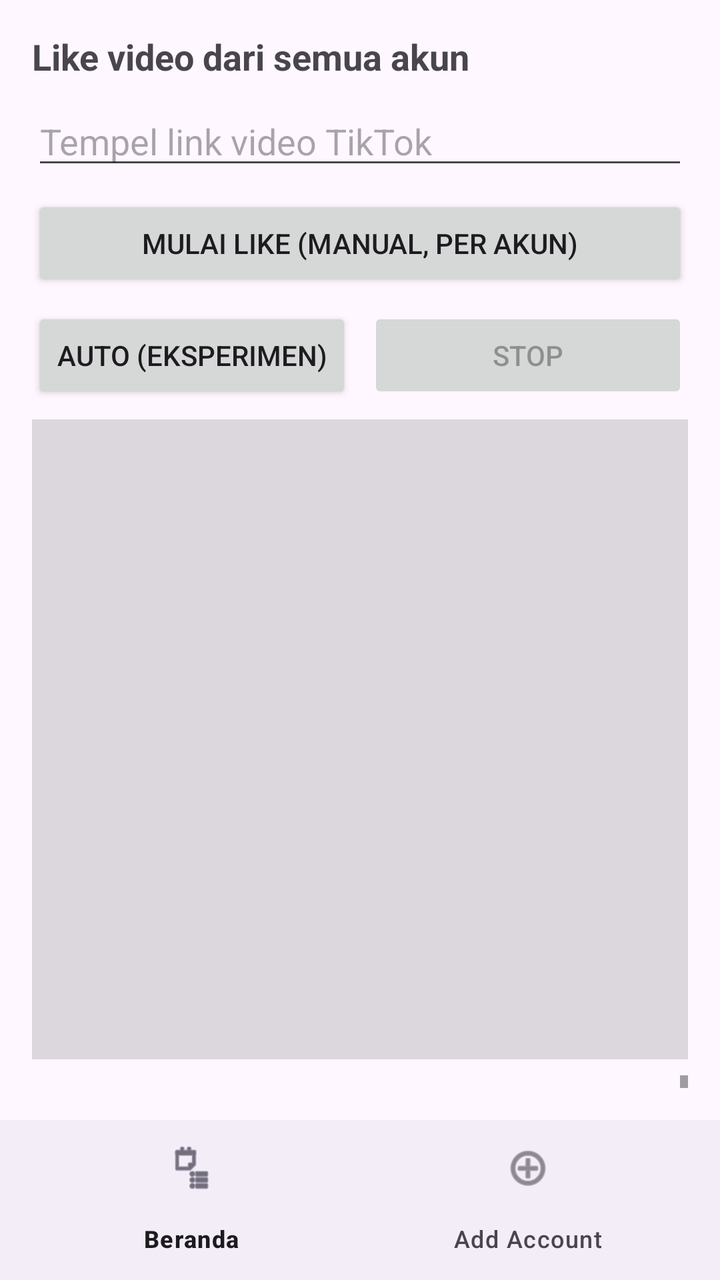
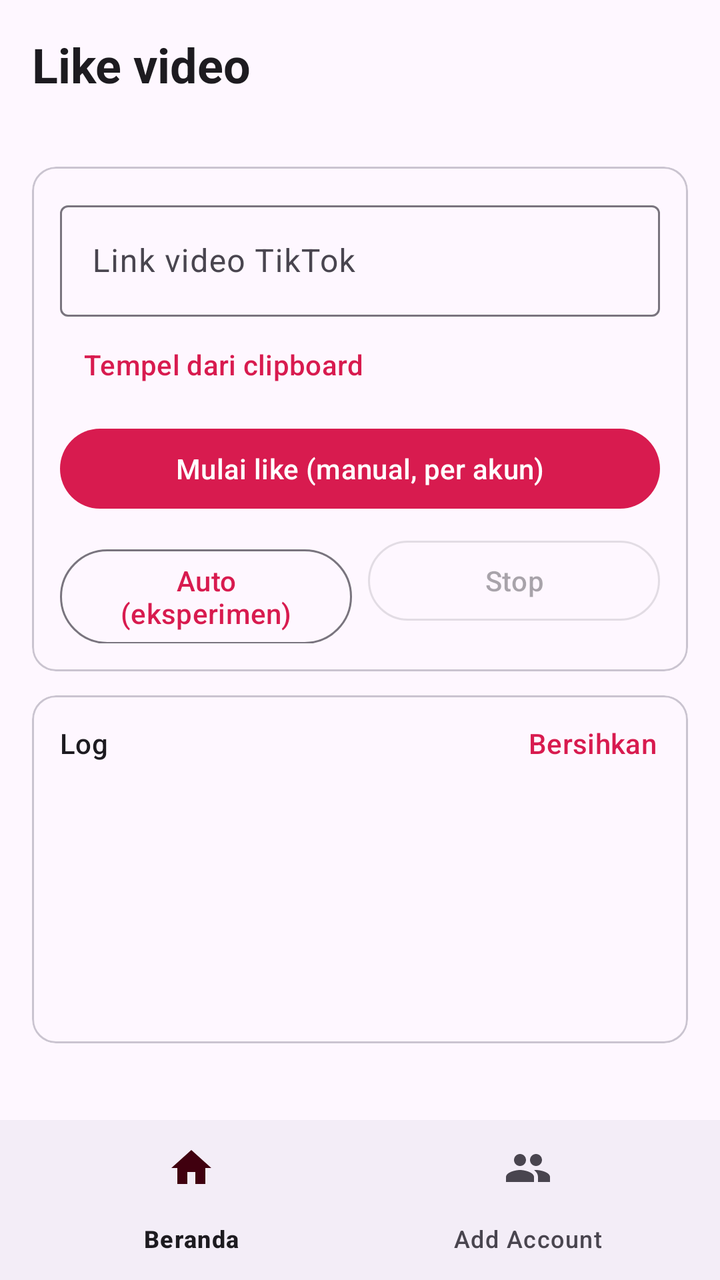

Two renders of the same Android screen: before a commit and after it. Below are the layout's source before the change and the commit's diff.
<!-- AndroidManifest.xml: application theme Theme.TikTokLike -->
<!-- res/layout/activity_main.xml -->
<?xml version="1.0" encoding="utf-8"?>
<LinearLayout xmlns:android="http://schemas.android.com/apk/res/android"
    android:layout_width="match_parent"
    android:layout_height="match_parent"
    android:fitsSystemWindows="true"
    android:orientation="vertical">

    <FrameLayout
        android:layout_width="match_parent"
        android:layout_height="0dp"
        android:layout_weight="1">

        
        <LinearLayout
            android:id="@+id/homeView"
            android:layout_width="match_parent"
            android:layout_height="match_parent"
            android:orientation="vertical"
            android:padding="16dp">

            <TextView
                android:layout_width="wrap_content"
                android:layout_height="wrap_content"
                android:text="Like video dari semua akun"
                android:textSize="18sp"
                android:textStyle="bold" />

            <EditText
                android:id="@+id/etUrl"
                android:layout_width="match_parent"
                android:layout_height="wrap_content"
                android:layout_marginTop="8dp"
                android:hint="Tempel link video TikTok"
                android:inputType="textUri"
                android:maxLines="2" />

            <Button
                android:id="@+id/btnManual"
                android:layout_width="match_parent"
                android:layout_height="wrap_content"
                android:layout_marginTop="8dp"
                android:text="Mulai like (manual, per akun)" />

            <LinearLayout
                android:layout_width="match_parent"
                android:layout_height="wrap_content"
                android:layout_marginTop="8dp"
                android:orientation="horizontal">

                <Button
                    android:id="@+id/btnLike"
                    android:layout_width="0dp"
                    android:layout_height="wrap_content"
                    android:layout_weight="1"
                    android:text="Auto (eksperimen)" />

                <Button
                    android:id="@+id/btnStop"
                    android:layout_width="0dp"
                    android:layout_height="wrap_content"
                    android:layout_marginStart="8dp"
                    android:layout_weight="1"
                    android:enabled="false"
                    android:text="Stop" />
            </LinearLayout>

            
            <FrameLayout
                android:id="@+id/runContainer"
                android:layout_width="match_parent"
                android:layout_height="320dp"
                android:layout_marginTop="8dp"
                android:background="#22000000" />

            <ScrollView
                android:id="@+id/logScroll"
                android:layout_width="match_parent"
                android:layout_height="0dp"
                android:layout_marginTop="8dp"
                android:layout_weight="1">

                <TextView
                    android:id="@+id/tvLog"
                    android:layout_width="match_parent"
                    android:layout_height="wrap_content"
                    android:textIsSelectable="true"
                    android:textSize="13sp" />
            </ScrollView>
        </LinearLayout>

        
        <LinearLayout
            android:id="@+id/accountsView"
            android:layout_width="match_parent"
            android:layout_height="match_parent"
            android:orientation="vertical"
            android:padding="16dp"
            android:visibility="gone">

            <Button
                android:id="@+id/btnAdd"
                android:layout_width="match_parent"
                android:layout_height="wrap_content"
                android:text="+ Tambah akun" />

            <TextView
                android:id="@+id/tvAccInfo"
                android:layout_width="match_parent"
                android:layout_height="wrap_content"
                android:layout_marginTop="8dp"
                android:text="Tiap akun punya &quot;browser&quot; sendiri. Ketuk akun untuk login ulang atau hapus."
                android:textSize="13sp" />

            <ListView
                android:id="@+id/lvAccounts"
                android:layout_width="match_parent"
                android:layout_height="0dp"
                android:layout_marginTop="8dp"
                android:layout_weight="1" />
        </LinearLayout>
    </FrameLayout>

    <com.google.android.material.bottomnavigation.BottomNavigationView
        android:id="@+id/bottomNav"
        android:layout_width="match_parent"
        android:layout_height="wrap_content"
        app:menu="@menu/bottom_nav"
        xmlns:app="http://schemas.android.com/apk/res-auto" />
</LinearLayout>
<!-- resources referenced by this layout -->
<resources>
  <style name="Theme.TikTokLike" parent="Theme.Material3.DayNight.NoActionBar" />
</resources>

<!-- the commit's change to res/layout/activity_main.xml (unified diff, before → after) -->
@@ -1,5 +1,6 @@
 <?xml version="1.0" encoding="utf-8"?>
 <LinearLayout xmlns:android="http://schemas.android.com/apk/res/android"
+    xmlns:app="http://schemas.android.com/apk/res-auto"
     android:layout_width="match_parent"
     android:layout_height="match_parent"
     android:fitsSystemWindows="true"
@@ -21,71 +22,159 @@
             <TextView
                 android:layout_width="wrap_content"
                 android:layout_height="wrap_content"
-                android:text="Like video dari semua akun"
-                android:textSize="18sp"
+                android:text="Like video"
+                android:textAppearance="?attr/textAppearanceHeadlineSmall"
                 android:textStyle="bold" />
 
-            <EditText
-                android:id="@+id/etUrl"
-                android:layout_width="match_parent"
-                android:layout_height="wrap_content"
-                android:layout_marginTop="8dp"
-                android:hint="Tempel link video TikTok"
-                android:inputType="textUri"
-                android:maxLines="2" />
-
-            <Button
-                android:id="@+id/btnManual"
-                android:layout_width="match_parent"
-                android:layout_height="wrap_content"
-                android:layout_marginTop="8dp"
-                android:text="Mulai like (manual, per akun)" />
-
-            <LinearLayout
-                android:layout_width="match_parent"
-                android:layout_height="wrap_content"
-                android:layout_marginTop="8dp"
-                android:orientation="horizontal">
-
-                <Button
-                    android:id="@+id/btnLike"
-                    android:layout_width="0dp"
+            <TextView
+                android:id="@+id/tvAccCount"
+                android:layout_width="wrap_content"
+                android:layout_height="wrap_content"
+                android:layout_marginTop="2dp"
+                android:alpha="0.7"
+                android:textAppearance="?attr/textAppearanceBodyMedium" />
+
+            <com.google.android.material.card.MaterialCardView
+                style="@style/Widget.Material3.CardView.Outlined"
+                android:layout_width="match_parent"
+                android:layout_height="wrap_content"
+                android:layout_marginTop="14dp">
+
+                <LinearLayout
+                    android:layout_width="match_parent"
                     android:layout_height="wrap_content"
-                    android:layout_weight="1"
-                    android:text="Auto (eksperimen)" />
-
-                <Button
-                    android:id="@+id/btnStop"
-                    android:layout_width="0dp"
-                    android:layout_height="wrap_content"
-                    android:layout_marginStart="8dp"
-                    android:layout_weight="1"
-                    android:enabled="false"
-                    android:text="Stop" />
-            </LinearLayout>
+                    android:orientation="vertical"
+                    android:padding="14dp">
+
+                    <com.google.android.material.textfield.TextInputLayout
+                        style="@style/Widget.Material3.TextInputLayout.OutlinedBox"
+                        android:layout_width="match_parent"
+                        android:layout_height="wrap_content"
+                        android:hint="Link video TikTok"
+                        app:endIconMode="clear_text">
+
+                        <com.google.android.material.textfield.TextInputEditText
+                            android:id="@+id/etUrl"
+                            android:layout_width="match_parent"
+                            android:layout_height="wrap_content"
+                            android:inputType="textUri"
+                            android:maxLines="3" />
+                    </com.google.android.material.textfield.TextInputLayout>
+
+                    <com.google.android.material.button.MaterialButton
+                        android:id="@+id/btnPaste"
+                        style="@style/Widget.Material3.Button.TextButton"
+                        android:layout_width="wrap_content"
+                        android:layout_height="wrap_content"
+                        android:text="Tempel dari clipboard" />
+
+                    <com.google.android.material.button.MaterialButton
+                        android:id="@+id/btnManual"
+                        android:layout_width="match_parent"
+                        android:layout_height="wrap_content"
+                        android:layout_marginTop="4dp"
+                        android:text="Mulai like (manual, per akun)" />
+
+                    <LinearLayout
+                        android:layout_width="match_parent"
+                        android:layout_height="wrap_content"
+                        android:layout_marginTop="8dp"
+                        android:orientation="horizontal">
+
+                        <com.google.android.material.button.MaterialButton
+                            android:id="@+id/btnLike"
+                            style="@style/Widget.Material3.Button.OutlinedButton"
+                            android:layout_width="0dp"
+                            android:layout_height="wrap_content"
+                            android:layout_weight="1"
+                            android:text="Auto (eksperimen)" />
+
+                        <com.google.android.material.button.MaterialButton
+                            android:id="@+id/btnStop"
+                            style="@style/Widget.Material3.Button.OutlinedButton"
+                            android:layout_width="0dp"
+                            android:layout_height="wrap_content"
+                            android:layout_marginStart="8dp"
+                            android:layout_weight="1"
+                            android:enabled="false"
+                            android:text="Stop" />
+                    </LinearLayout>
+                </LinearLayout>
+            </com.google.android.material.card.MaterialCardView>
 
             
             <FrameLayout
                 android:id="@+id/runContainer"
                 android:layout_width="match_parent"
-                android:layout_height="320dp"
-                android:layout_marginTop="8dp"
-                android:background="#22000000" />
-
-            <ScrollView
-                android:id="@+id/logScroll"
+                android:layout_height="280dp"
+                android:layout_marginTop="10dp"
+                android:background="#22000000"
+                android:visibility="gone" />
+
+            <com.google.android.material.card.MaterialCardView
+                style="@style/Widget.Material3.CardView.Outlined"
                 android:layout_width="match_parent"
                 android:layout_height="0dp"
-                android:layout_marginTop="8dp"
+                android:layout_marginTop="12dp"
                 android:layout_weight="1">
 
-                <TextView
-                    android:id="@+id/tvLog"
+                <LinearLayout
                     android:layout_width="match_parent"
-                    android:layout_height="wrap_content"
-                    android:textIsSelectable="true"
-                    android:textSize="13sp" />
-            </ScrollView>
+                    android:layout_height="match_parent"
+                    android:orientation="vertical">
+
+                    <LinearLayout
+                        android:layout_width="match_parent"
+                        android:layout_height="wrap_content"
+                        android:gravity="center_vertical"
+                        android:orientation="horizontal"
+                        android:paddingStart="14dp"
+                        android:paddingEnd="4dp">
+
+                        <TextView
+                            android:layout_width="0dp"
+                            android:layout_height="wrap_content"
+                            android:layout_weight="1"
+                            android:text="Log"
+                            android:textAppearance="?attr/textAppearanceTitleSmall" />
+
+                        <com.google.android.material.button.MaterialButton
+                            android:id="@+id/btnClearLog"
+                            style="@style/Widget.Material3.Button.TextButton"
+                            android:layout_width="wrap_content"
+                            android:layout_height="wrap_content"
+                            android:text="Bersihkan" />
+                    </LinearLayout>
+
+                    <ScrollView
+                        android:id="@+id/logScroll"
+                        android:layout_width="match_parent"
+                        android:layout_height="0dp"
+                        android:layout_weight="1">
+
+                        <TextView
+                            android:id="@+id/tvLog"
+                            android:layout_width="match_parent"
+                            android:layout_height="wrap_content"
+                            android:fontFamily="monospace"
+                            android:paddingStart="14dp"
+                            android:paddingTop="0dp"
+                            android:paddingEnd="14dp"
+                            android:paddingBottom="12dp"
+                            android:textIsSelectable="true"
+                            android:textSize="12sp" />
+                    </ScrollView>
+                </LinearLayout>
+            </com.google.android.material.card.MaterialCardView>
+
+            <TextView
+                android:id="@+id/tvVersion"
+                android:layout_width="match_parent"
+                android:layout_height="wrap_content"
+                android:layout_marginTop="6dp"
+                android:alpha="0.5"
+                android:gravity="center"
+                android:textAppearance="?attr/textAppearanceBodySmall" />
         </LinearLayout>
 
         
@@ -97,26 +186,46 @@
             android:padding="16dp"
             android:visibility="gone">
 
-            <Button
+            <TextView
+                android:layout_width="wrap_content"
+                android:layout_height="wrap_content"
+                android:text="Akun"
+                android:textAppearance="?attr/textAppearanceHeadlineSmall"
+                android:textStyle="bold" />
+
+            <TextView
+                android:id="@+id/tvAccInfo"
+                android:layout_width="match_parent"
+                android:layout_height="wrap_content"
+                android:layout_marginTop="2dp"
+                android:alpha="0.7"
+                android:text="Tiap akun punya &quot;browser&quot; sendiri, jadi sesi login tidak saling ganggu."
+                android:textAppearance="?attr/textAppearanceBodyMedium" />
+
+            <com.google.android.material.button.MaterialButton
                 android:id="@+id/btnAdd"
                 android:layout_width="match_parent"
                 android:layout_height="wrap_content"
+                android:layout_marginTop="14dp"
                 android:text="+ Tambah akun" />
-
-            <TextView
-                android:id="@+id/tvAccInfo"
-                android:layout_width="match_parent"
-                android:layout_height="wrap_content"
-                android:layout_marginTop="8dp"
-                android:text="Tiap akun punya &quot;browser&quot; sendiri. Ketuk akun untuk login ulang atau hapus."
-                android:textSize="13sp" />
 
             <ListView
                 android:id="@+id/lvAccounts"
                 android:layout_width="match_parent"
                 android:layout_height="0dp"
                 android:layout_marginTop="8dp"
-                android:layout_weight="1" />
+                android:layout_weight="1"
+                android:divider="@null" />
+
+            <TextView
+                android:id="@+id/tvEmpty"
+                android:layout_width="match_parent"
+                android:layout_height="0dp"
+                android:layout_weight="1"
+                android:alpha="0.6"
+                android:gravity="center"
+                android:text="Belum ada akun.\nTekan &quot;+ Tambah akun&quot; lalu login TikTok sekali."
+                android:textAppearance="?attr/textAppearanceBodyMedium" />
         </LinearLayout>
     </FrameLayout>
 
@@ -124,6 +233,5 @@
         android:id="@+id/bottomNav"
         android:layout_width="match_parent"
         android:layout_height="wrap_content"
-        app:menu="@menu/bottom_nav"
-        xmlns:app="http://schemas.android.com/apk/res-auto" />
+        app:menu="@menu/bottom_nav" />
 </LinearLayout>
<!-- resource entries referenced after the edit -->
@@ -1,5 +1,12 @@
 <!-- resources referenced by this layout -->
 <resources>
-  <style name="Theme.TikTokLike" parent="Theme.Material3.DayNight.NoActionBar" />
+  <style name="Theme.TikTokLike" parent="Theme.Material3.DayNight.NoActionBar">
+          <item name="colorPrimary">#D81B4F</item>
+          <item name="colorOnPrimary">#FFFFFF</item>
+          <item name="colorPrimaryContainer">#FFD9E0</item>
+          <item name="colorOnPrimaryContainer">#40000F</item>
+          <item name="colorSecondaryContainer">#FFD9E0</item>
+          <item name="colorOnSecondaryContainer">#40000F</item>
+      </style>
 </resources>
 
